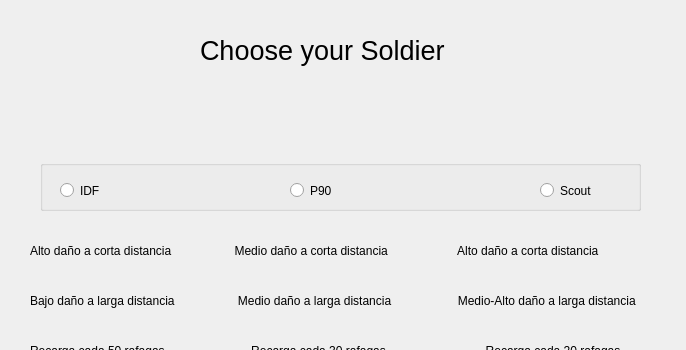
Merok23/TPG-Taller-Left4dead-Grupo1, file client/choosesoldier.ui: the form before one commit; both pictures show x 0 to 686 and y 0 to 350 of the 686 by 501 pixel window.
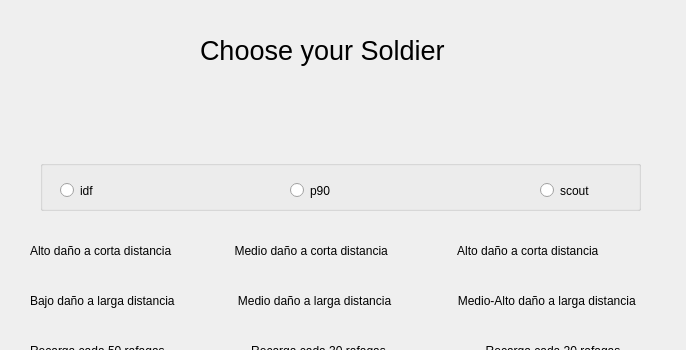
The form after the commit. Icons and pictures are not drawn.

What changed in the file:
```diff
--- a/client/choosesoldier.ui
+++ b/client/choosesoldier.ui
@@ -101,7 +101,7 @@
      </rect>
     </property>
     <property name="text">
-     <string>IDF</string>
+     <string>idf</string>
     </property>
    </widget>
    <widget class="QRadioButton" name="p90">
@@ -114,7 +114,7 @@
      </rect>
     </property>
     <property name="text">
-     <string>P90</string>
+     <string>p90</string>
     </property>
    </widget>
    <widget class="QRadioButton" name="scout">
@@ -127,7 +127,7 @@
      </rect>
     </property>
     <property name="text">
-     <string>Scout</string>
+     <string>scout</string>
     </property>
    </widget>
   </widget>
```
